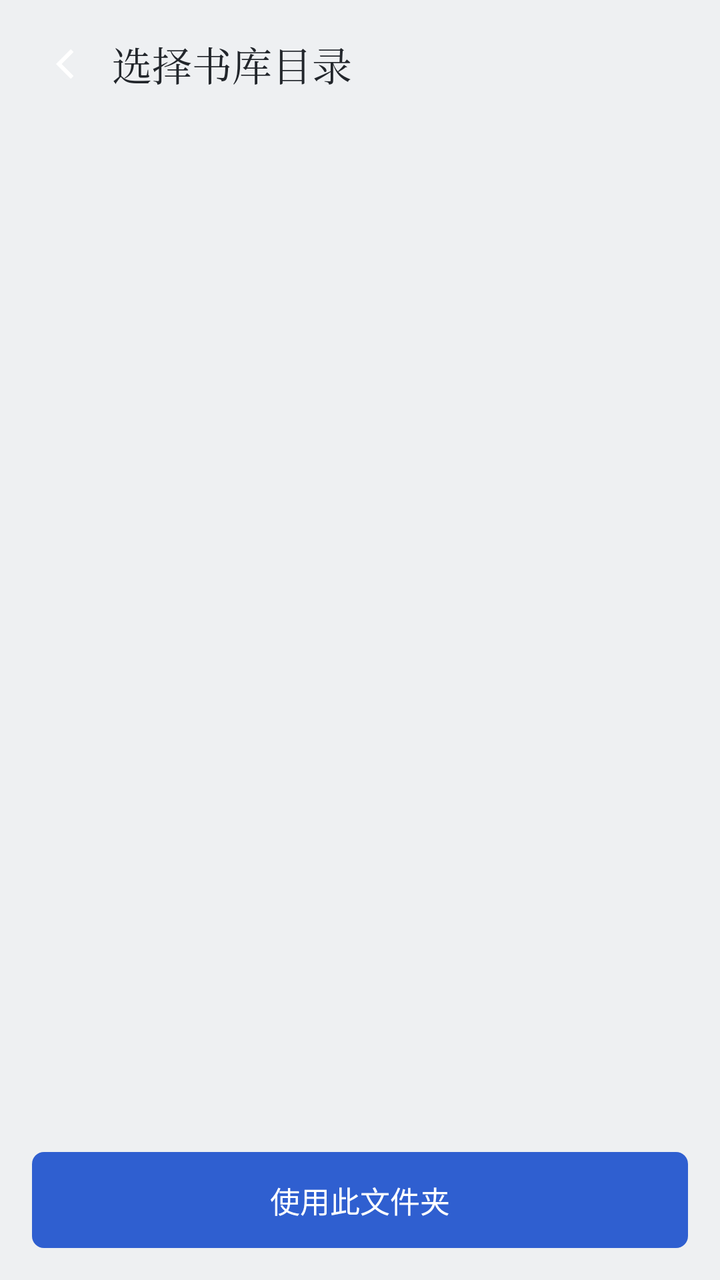
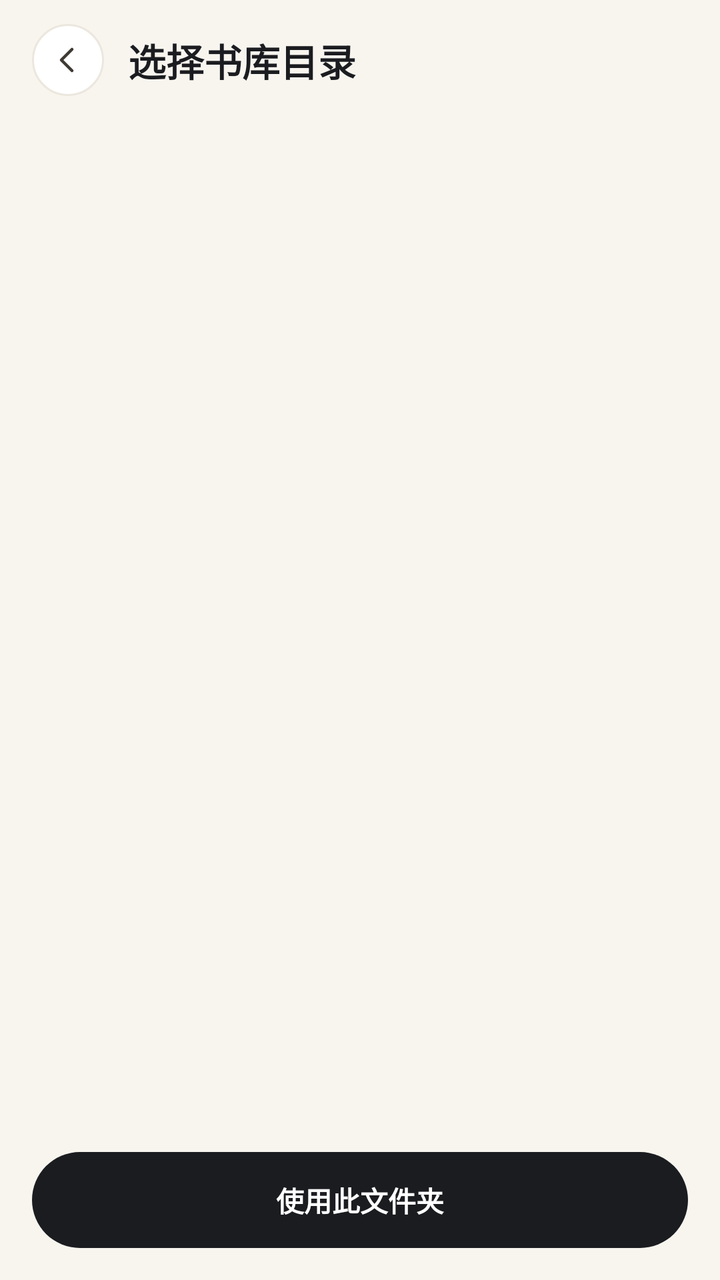

Screens rendered from an Android XML layout before and after an edit, with the pre-edit source and the edit as a unified diff.
<!-- AndroidManifest.xml: application theme Theme.NasComic -->
<!-- res/layout/activity_remote_picker.xml -->
<?xml version="1.0" encoding="utf-8"?>
<LinearLayout xmlns:android="http://schemas.android.com/apk/res/android"
    android:id="@+id/picker_root"
    android:layout_width="match_parent"
    android:layout_height="match_parent"
    android:background="@color/shell_background"
    android:orientation="vertical">

    <LinearLayout
        android:layout_width="match_parent"
        android:layout_height="wrap_content"
        android:gravity="center_vertical"
        android:orientation="horizontal"
        android:paddingStart="8dp"
        android:paddingTop="8dp"
        android:paddingEnd="16dp">

        <ImageView
            android:id="@+id/back"
            android:layout_width="48dp"
            android:layout_height="48dp"
            android:background="?attr/selectableItemBackgroundBorderless"
            android:contentDescription="@string/action_back"
            android:padding="12dp"
            android:src="@drawable/ic_back_arrow" />

        <TextView
            android:id="@+id/title"
            android:layout_width="0dp"
            android:layout_height="wrap_content"
            android:layout_weight="1"
            android:fontFamily="serif"
            android:text="@string/picker_title"
            android:textColor="@color/shell_ink"
            android:textSize="20sp" />
    </LinearLayout>

    
    <TextView
        android:id="@+id/path"
        android:layout_width="match_parent"
        android:layout_height="wrap_content"
        android:ellipsize="start"
        android:paddingHorizontal="20dp"
        android:paddingTop="2dp"
        android:paddingBottom="10dp"
        android:singleLine="true"
        android:textColor="@color/shell_ink_muted"
        android:textSize="12sp" />

    <FrameLayout
        android:layout_width="match_parent"
        android:layout_height="0dp"
        android:layout_weight="1">

        <ScrollView
            android:id="@+id/scroll"
            android:layout_width="match_parent"
            android:layout_height="match_parent">

            <LinearLayout
                android:id="@+id/list"
                android:layout_width="match_parent"
                android:layout_height="wrap_content"
                android:orientation="vertical"
                android:paddingBottom="12dp" />
        </ScrollView>

        <ProgressBar
            android:id="@+id/loading"
            android:layout_width="wrap_content"
            android:layout_height="wrap_content"
            android:layout_gravity="center"
            android:visibility="gone" />

        <TextView
            android:id="@+id/hint"
            android:layout_width="match_parent"
            android:layout_height="wrap_content"
            android:layout_gravity="center"
            android:gravity="center"
            android:padding="32dp"
            android:textColor="@color/shell_ink_muted"
            android:textSize="13sp"
            android:visibility="gone" />
    </FrameLayout>

    <TextView
        android:id="@+id/use_this"
        android:layout_width="match_parent"
        android:layout_height="48dp"
        android:layout_margin="16dp"
        android:background="@drawable/bg_primary"
        android:gravity="center"
        android:text="@string/picker_use_this"
        android:textColor="#FFFFFF"
        android:textSize="15sp" />

</LinearLayout>
<!-- resources referenced by this layout -->
<resources>
  <color name="shell_background">#EEF0F2</color>
  <color name="shell_ink">#22262B</color>
  <color name="shell_ink_muted">#5F666D</color>
  <!-- drawable bg_primary (drawable) -->
  <?xml version="1.0" encoding="utf-8"?>
  <selector xmlns:android="http://schemas.android.com/apk/res/android">
      <item android:state_pressed="true">
          <shape android:shape="rectangle">
              <solid android:color="@color/brand_indigo_press" />
              <corners android:radius="6dp" />
          </shape>
      </item>
      <item>
          <shape android:shape="rectangle">
              <solid android:color="@color/brand_indigo" />
              <corners android:radius="6dp" />
          </shape>
      </item>
  </selector>
  <!-- drawable ic_back_arrow (drawable) -->
  <?xml version="1.0" encoding="utf-8"?>
  <vector xmlns:android="http://schemas.android.com/apk/res/android"
      android:width="24dp"
      android:height="24dp"
      android:viewportWidth="24"
      android:viewportHeight="24"
      android:tint="#FFFFFF">
      <path
          android:fillColor="#FFFFFF"
          android:pathData="M15.4,4.6 L8,12 L15.4,19.4 L16.8,18 L10.8,12 L16.8,6 Z" />
  </vector>
  <string name="action_back">返回</string>
  <string name="picker_title">选择书库目录</string>
  <string name="picker_use_this">使用此文件夹</string>
  <style name="Theme.NasComic" parent="Theme.Material3.Light.NoActionBar">
          <item name="colorPrimary">@color/brand_indigo</item>
          <item name="colorOnPrimary">#FFFFFF</item>
          <item name="colorSurface">@color/shell_background</item>
          <item name="colorOnSurface">@color/shell_ink</item>
          <item name="android:windowBackground">@color/shell_background</item>
          <item name="android:statusBarColor">@color/shell_background</item>
          <item name="android:windowLightStatusBar">true</item>
      </style>
  <color name="brand_indigo_press">#1F4AB0</color>
  <color name="brand_indigo">#2F5FD0</color>
</resources>

<!-- the commit's change to res/layout/activity_remote_picker.xml (unified diff, before → after) -->
@@ -11,28 +11,29 @@
         android:layout_height="wrap_content"
         android:gravity="center_vertical"
         android:orientation="horizontal"
-        android:paddingStart="8dp"
-        android:paddingTop="8dp"
+        android:paddingStart="16dp"
+        android:paddingTop="12dp"
         android:paddingEnd="16dp">
 
         <ImageView
             android:id="@+id/back"
-            android:layout_width="48dp"
-            android:layout_height="48dp"
-            android:background="?attr/selectableItemBackgroundBorderless"
+            android:layout_width="36dp"
+            android:layout_height="36dp"
+            android:background="@drawable/bg_circle_white"
             android:contentDescription="@string/action_back"
-            android:padding="12dp"
+            android:padding="8dp"
             android:src="@drawable/ic_back_arrow" />
 
         <TextView
             android:id="@+id/title"
             android:layout_width="0dp"
             android:layout_height="wrap_content"
+            android:layout_marginStart="12dp"
             android:layout_weight="1"
-            android:fontFamily="serif"
             android:text="@string/picker_title"
             android:textColor="@color/shell_ink"
-            android:textSize="20sp" />
+            android:textSize="19sp"
+            android:textStyle="bold" />
     </LinearLayout>
 
     
@@ -90,10 +91,11 @@
         android:layout_width="match_parent"
         android:layout_height="48dp"
         android:layout_margin="16dp"
-        android:background="@drawable/bg_primary"
+        android:background="@drawable/bg_pill_ink"
         android:gravity="center"
         android:text="@string/picker_use_this"
         android:textColor="#FFFFFF"
-        android:textSize="15sp" />
+        android:textSize="14sp"
+        android:textStyle="bold" />
 
 </LinearLayout>
<!-- resource entries referenced after the edit -->
@@ -1,21 +1,32 @@
 <!-- resources referenced by this layout -->
 <resources>
-  <color name="shell_background">#EEF0F2</color>
-  <color name="shell_ink">#22262B</color>
-  <color name="shell_ink_muted">#5F666D</color>
-  <!-- drawable bg_primary (drawable) -->
+  <color name="shell_background">#F8F5EF</color>
+  <color name="shell_ink">#1B1C20</color>
+  <color name="shell_ink_muted">#6F6A62</color>
+  <!-- drawable bg_circle_white (drawable) -->
+  <?xml version="1.0" encoding="utf-8"?>
+  <ripple xmlns:android="http://schemas.android.com/apk/res/android"
+      android:color="#141B1C20">
+      <item>
+          <shape android:shape="oval">
+              <solid android:color="@color/shell_surface" />
+              <stroke android:width="1dp" android:color="@color/shell_stroke" />
+          </shape>
+      </item>
+  </ripple>
+  <!-- drawable bg_pill_ink (drawable) -->
   <?xml version="1.0" encoding="utf-8"?>
   <selector xmlns:android="http://schemas.android.com/apk/res/android">
       <item android:state_pressed="true">
           <shape android:shape="rectangle">
-              <solid android:color="@color/brand_indigo_press" />
-              <corners android:radius="6dp" />
+              <solid android:color="#FF000000" />
+              <corners android:radius="99dp" />
           </shape>
       </item>
       <item>
           <shape android:shape="rectangle">
-              <solid android:color="@color/brand_indigo" />
-              <corners android:radius="6dp" />
+              <solid android:color="@color/shell_ink" />
+              <corners android:radius="99dp" />
           </shape>
       </item>
   </selector>
@@ -25,25 +36,52 @@
       android:width="24dp"
       android:height="24dp"
       android:viewportWidth="24"
-      android:viewportHeight="24"
-      android:tint="#FFFFFF">
+      android:viewportHeight="24">
       <path
-          android:fillColor="#FFFFFF"
-          android:pathData="M15.4,4.6 L8,12 L15.4,19.4 L16.8,18 L10.8,12 L16.8,6 Z" />
+          android:strokeColor="#FF3E3A33"
+          android:strokeWidth="1.8"
+          android:strokeLineCap="round"
+          android:strokeLineJoin="round"
+          android:pathData="M14.4,5.6 L8,12 L14.4,18.4" />
   </vector>
   <string name="action_back">返回</string>
   <string name="picker_title">选择书库目录</string>
   <string name="picker_use_this">使用此文件夹</string>
   <style name="Theme.NasComic" parent="Theme.Material3.Light.NoActionBar">
-          <item name="colorPrimary">@color/brand_indigo</item>
+          <item name="colorPrimary">@color/brand_accent</item>
           <item name="colorOnPrimary">#FFFFFF</item>
+          <item name="colorSecondary">@color/brand_accent</item>
           <item name="colorSurface">@color/shell_background</item>
           <item name="colorOnSurface">@color/shell_ink</item>
+          <item name="colorSurfaceVariant">@color/shell_surface_soft</item>
+          <item name="colorOnSurfaceVariant">@color/shell_ink_muted</item>
+          <item name="colorOutline">@color/shell_stroke</item>
+          
+          <item name="colorControlActivated">@color/brand_accent</item>
+          <item name="colorControlNormal">@color/shell_ink_faint</item>
+          <item name="colorSwitchThumbNormal">#FFFFFF</item>
           <item name="android:windowBackground">@color/shell_background</item>
           <item name="android:statusBarColor">@color/shell_background</item>
           <item name="android:windowLightStatusBar">true</item>
+          <item name="android:navigationBarColor">@color/shell_background</item>
+          <item name="android:textColorPrimary">@color/shell_ink</item>
+          <item name="alertDialogTheme">@style/Theme.NasComic.Dialog</item>
+          <item name="android:alertDialogTheme">@style/Theme.NasComic.Dialog</item>
       </style>
-  <color name="brand_indigo_press">#1F4AB0</color>
-  <color name="brand_indigo">#2F5FD0</color>
+  <color name="shell_surface">#FFFFFF</color>
+  <color name="shell_stroke">#ECE7DE</color>
+  <color name="brand_accent">#F06A35</color>
+  <color name="shell_surface_soft">#FCFAF6</color>
+  <color name="shell_ink_faint">#9A958B</color>
+  <style name="Theme.NasComic.Dialog" parent="ThemeOverlay.MaterialComponents.Dialog.Alert">
+          <item name="colorPrimary">@color/brand_accent</item>
+          <item name="colorSurface">@color/shell_surface</item>
+          <item name="colorOnSurface">@color/shell_ink</item>
+          <item name="shapeAppearanceOverlay">@style/Shape.Dialog</item>
+      </style>
+  <style name="Shape.Dialog" parent="">
+          <item name="cornerFamily">rounded</item>
+          <item name="cornerSize">22dp</item>
+      </style>
 </resources>
 
